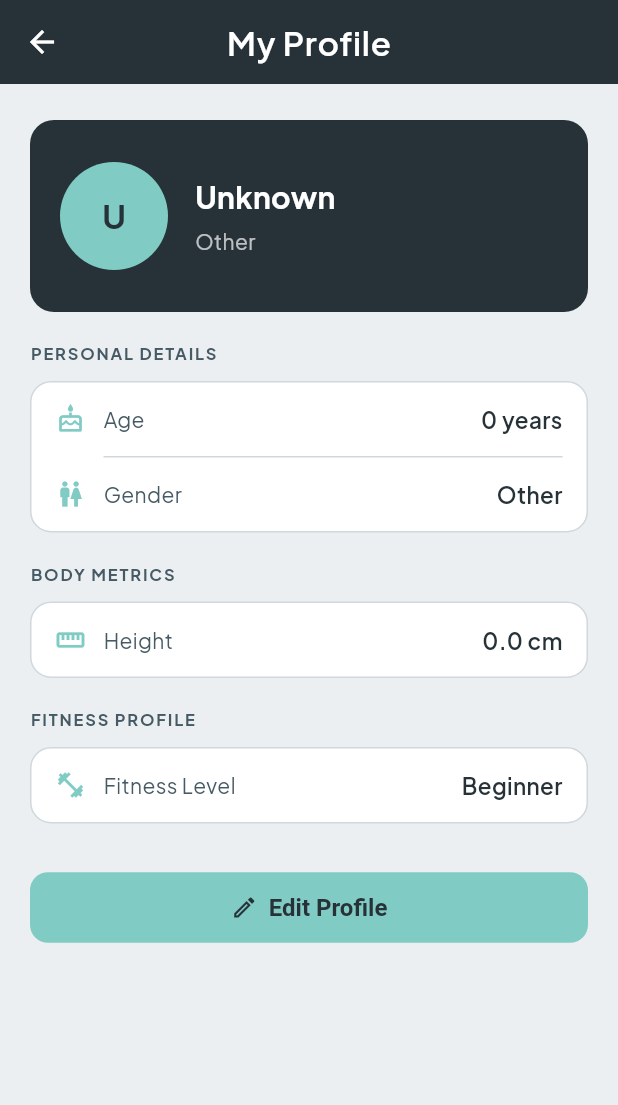
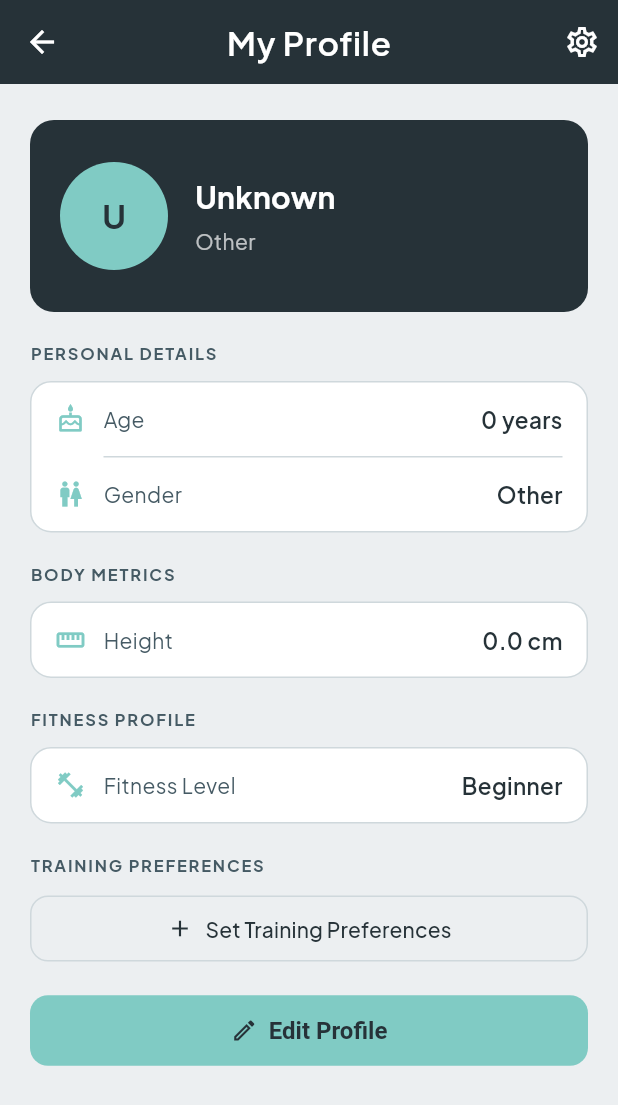
Before and after one commit to Rochak30/Resolve-Fitness-App, a Flutter app: the ProfileScreen screen opened by its route, on a phone screen of 412 x 824 dp. Shown: the top 1105 px of the screen. Run offline on Flutter 3.47's test engine with Material 3 defaults, Android fonts, the phone set to English and light mode, and no system bars; our stand-ins replace shared_preferences; accounts and stored records are empty.

Commit message:
show training preferences in profile

```diff
--- a/lib/view/profile/profile_screen.dart
+++ b/lib/view/profile/profile_screen.dart
@@ -1,8 +1,11 @@
 import 'package:flutter/material.dart';
 import 'package:provider/provider.dart';
 
+import '../../core/app_routes.dart';
 import '../../model/user_profile.dart';
 import '../../viewmodel/profile_viewmodel.dart';
+import '../../viewmodel/training_preferences_viewmodel.dart';
+import '../onboarding/training_preferences_screen.dart';
 import 'edit_profile_screen.dart';
 import 'profile_colors.dart';
 import 'widgets/profile_header.dart';
@@ -23,6 +26,7 @@ class _ProfileScreenState extends State<ProfileScreen> {
     super.initState();
     WidgetsBinding.instance.addPostFrameCallback((_) {
       context.read<ProfileViewModel>().load();
+      context.read<TrainingPreferencesViewModel>().load();
     });
   }
 
@@ -39,6 +43,13 @@ class _ProfileScreenState extends State<ProfileScreen> {
           'My Profile',
           style: TextStyle(fontWeight: FontWeight.w600, letterSpacing: 0.5),
         ),
+        actions: [
+          IconButton(
+            tooltip: 'Settings',
+            icon: const Icon(Icons.settings_outlined),
+            onPressed: () => Navigator.of(context).pushNamed(AppRoutes.settings),
+          ),
+        ],
       ),
       body: Consumer<ProfileViewModel>(
         builder: (context, vm, _) {
@@ -107,6 +118,9 @@ class _ProfileContent extends StatelessWidget {
 
   @override
   Widget build(BuildContext context) {
+    final trainingPrefs =
+        context.watch<TrainingPreferencesViewModel>().preferences;
+
     return SingleChildScrollView(
       padding: const EdgeInsets.symmetric(horizontal: 20, vertical: 24),
       child: Column(
@@ -158,7 +172,74 @@ class _ProfileContent extends StatelessWidget {
               ),
             ],
           ),
-          const SizedBox(height: 32),
+          const SizedBox(height: 20),
+
+          // ── Training Preferences summary (US-1.6) ──────────────────────
+          const ProfileSectionLabel(label: 'Training Preferences'),
+          const SizedBox(height: 10),
+          if (trainingPrefs != null) ...[
+            ProfileInfoCard(
+              children: [
+                ProfileInfoRow(
+                  icon: Icons.track_changes_outlined,
+                  label: 'Goal',
+                  value: trainingPrefs.fitnessGoal.label,
+                ),
+                const ProfileCardDivider(),
+                ProfileInfoRow(
+                  icon: Icons.fitness_center_outlined,
+                  label: 'Level',
+                  value: trainingPrefs.fitnessLevel.label,
+                ),
+                const ProfileCardDivider(),
+                ProfileInfoRow(
+                  icon: Icons.list_alt_outlined,
+                  label: 'Types',
+                  value: trainingPrefs.trainingTypes
+                      .map((t) => t.label)
+                      .join(', '),
+                ),
+              ],
+            ),
+            const SizedBox(height: 10),
+            OutlinedButton.icon(
+              onPressed: () => Navigator.of(context).push(
+                MaterialPageRoute(
+                  builder: (_) =>
+                      const TrainingPreferencesScreen(isEditing: true),
+                ),
+              ),
+              icon: const Icon(Icons.tune, size: 18),
+              label: const Text('Edit Training Preferences'),
+              style: OutlinedButton.styleFrom(
+                foregroundColor: ProfileColors.dark,
+                side: const BorderSide(color: ProfileColors.border),
+                padding: const EdgeInsets.symmetric(vertical: 12),
+                shape: RoundedRectangleBorder(
+                  borderRadius: BorderRadius.circular(12),
+                ),
+              ),
+            ),
+          ] else ...[
+            OutlinedButton.icon(
+              onPressed: () => Navigator.of(context).push(
+                MaterialPageRoute(
+                  builder: (_) => const TrainingPreferencesScreen(),
+                ),
+              ),
+              icon: const Icon(Icons.add, size: 18),
+              label: const Text('Set Training Preferences'),
+              style: OutlinedButton.styleFrom(
+                foregroundColor: ProfileColors.dark,
+                side: const BorderSide(color: ProfileColors.border),
+                padding: const EdgeInsets.symmetric(vertical: 12),
+                shape: RoundedRectangleBorder(
+                  borderRadius: BorderRadius.circular(12),
+                ),
+              ),
+            ),
+          ],
+          const SizedBox(height: 20),
 
           ElevatedButton.icon(
             onPressed: onEdit,
@@ -168,7 +249,8 @@ class _ProfileContent extends StatelessWidget {
               backgroundColor: ProfileColors.accent,
               foregroundColor: ProfileColors.dark,
               padding: const EdgeInsets.symmetric(vertical: 14),
-              textStyle: const TextStyle(fontSize: 16, fontWeight: FontWeight.w600),
+              textStyle:
+                  const TextStyle(fontSize: 16, fontWeight: FontWeight.w600),
               shape: RoundedRectangleBorder(
                 borderRadius: BorderRadius.circular(12),
               ),
```
